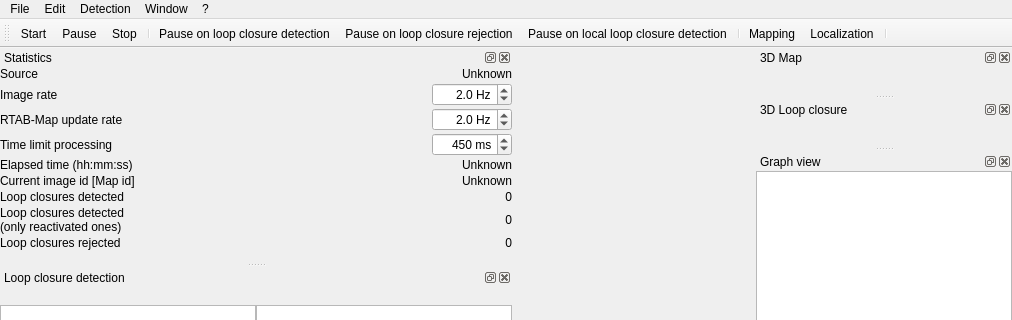
introlab/rtabmap, file guilib/src/ui/mainWindow.ui: the form before one commit; both pictures show x 0 to 1012 and y 0 to 320 of the 1012 by 711 pixel window.
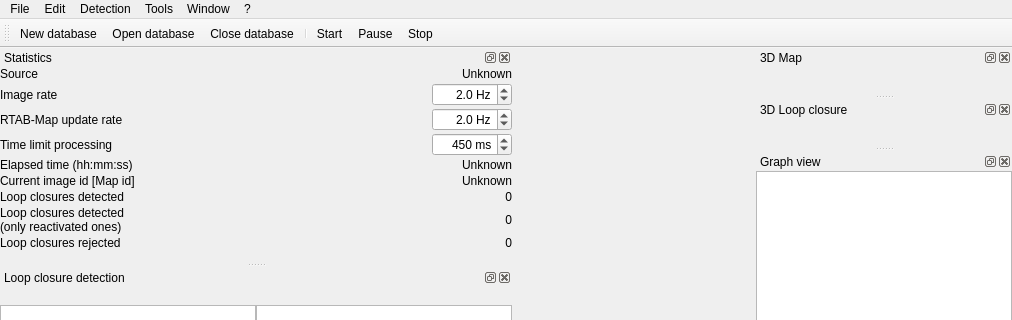
The form after the commit. Icons and pictures are not drawn. Custom widgets are drawn as their Qt base class.

Commit message: Updated menu/toolbar layout

```diff
--- a/guilib/src/ui/mainWindow.ui
+++ b/guilib/src/ui/mainWindow.ui
@@ -27,7 +27,7 @@
      <x>0</x>
      <y>0</y>
      <width>1012</width>
-     <height>25</height>
+     <height>22</height>
     </rect>
    </property>
    <widget class="QMenu" name="menuFile">
@@ -189,9 +189,17 @@
     <addaction name="separator"/>
     <addaction name="actionPreferences"/>
    </widget>
+   <widget class="QMenu" name="menuTools">
+    <property name="title">
+     <string>Tools</string>
+    </property>
+    <addaction name="actionPost_processing"/>
+    <addaction name="actionData_recorder"/>
+   </widget>
    <addaction name="menuFile"/>
    <addaction name="menuEdit"/>
    <addaction name="menuProcess"/>
+   <addaction name="menuTools"/>
    <addaction name="menuWindow"/>
    <addaction name="menu6"/>
   </widget>
@@ -230,17 +238,13 @@
    <attribute name="toolBarBreak">
     <bool>false</bool>
    </attribute>
+   <addaction name="actionNew_database"/>
+   <addaction name="actionOpen_database"/>
+   <addaction name="actionClose_database"/>
+   <addaction name="separator"/>
    <addaction name="actionStart"/>
    <addaction name="actionPause"/>
    <addaction name="actionStop"/>
-   <addaction name="separator"/>
-   <addaction name="actionPause_on_match"/>
-   <addaction name="actionPause_when_a_loop_hypothesis_is_rejected"/>
-   <addaction name="actionPause_on_local_loop_detection"/>
-   <addaction name="separator"/>
-   <addaction name="actionSLAM_mode"/>
-   <addaction name="actionLocalization_mode"/>
-   <addaction name="separator"/>
   </widget>
   <widget class="QDockWidget" name="dockWidget_statsV2">
    <property name="floating">
```
Left out of the diff: 172 changed lines with no effect on the pictures. The commit also changes 7 other files.
